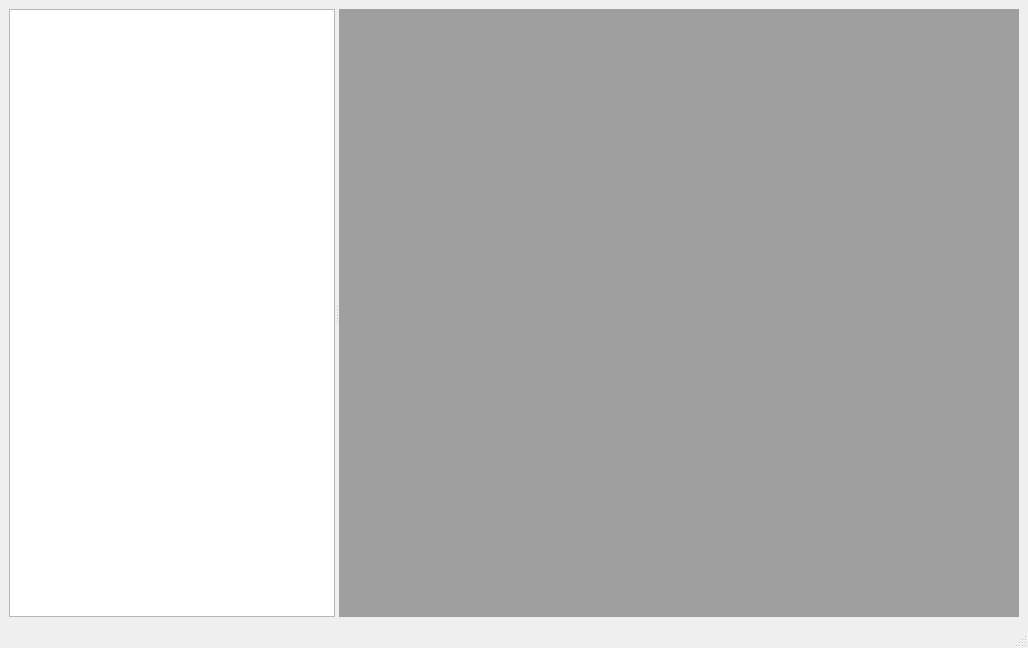
This is applications/realTimeViewer/mainwindow.ui in T-PLAY/hub as Qt 5 draws it before an edit. The edited form follows.
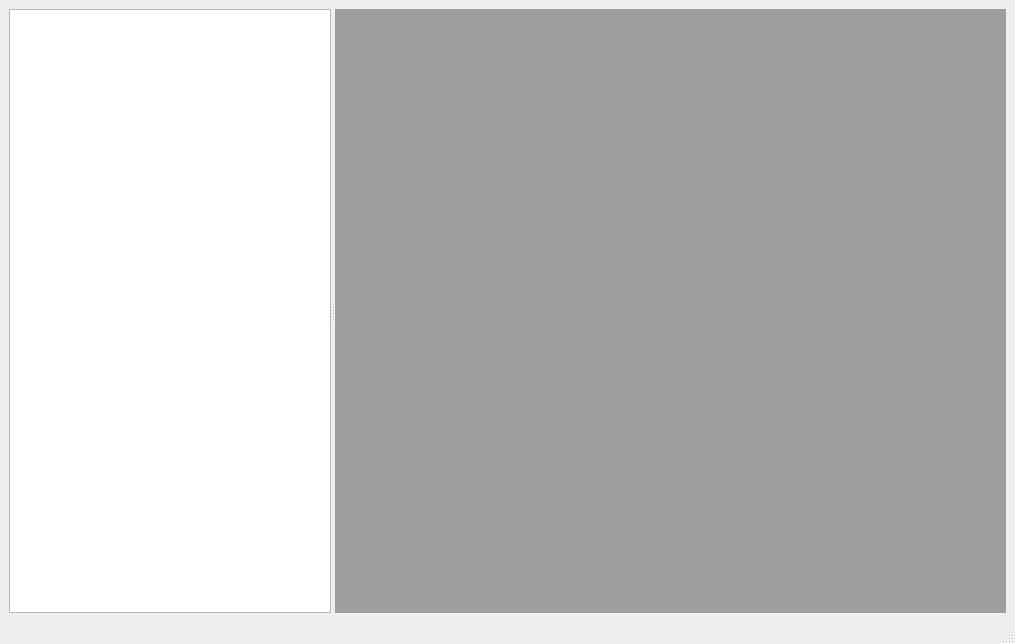
This is the edited form.

The edit to the form file:
```diff
--- a/applications/realTimeViewer/mainwindow.ui
+++ b/applications/realTimeViewer/mainwindow.ui
@@ -6,8 +6,8 @@
    <rect>
     <x>0</x>
     <y>0</y>
-    <width>1028</width>
-    <height>648</height>
+    <width>1015</width>
+    <height>644</height>
    </rect>
   </property>
   <property name="sizePolicy">
```
Left out of the diff: 2 changed lines with no effect on the pictures.
